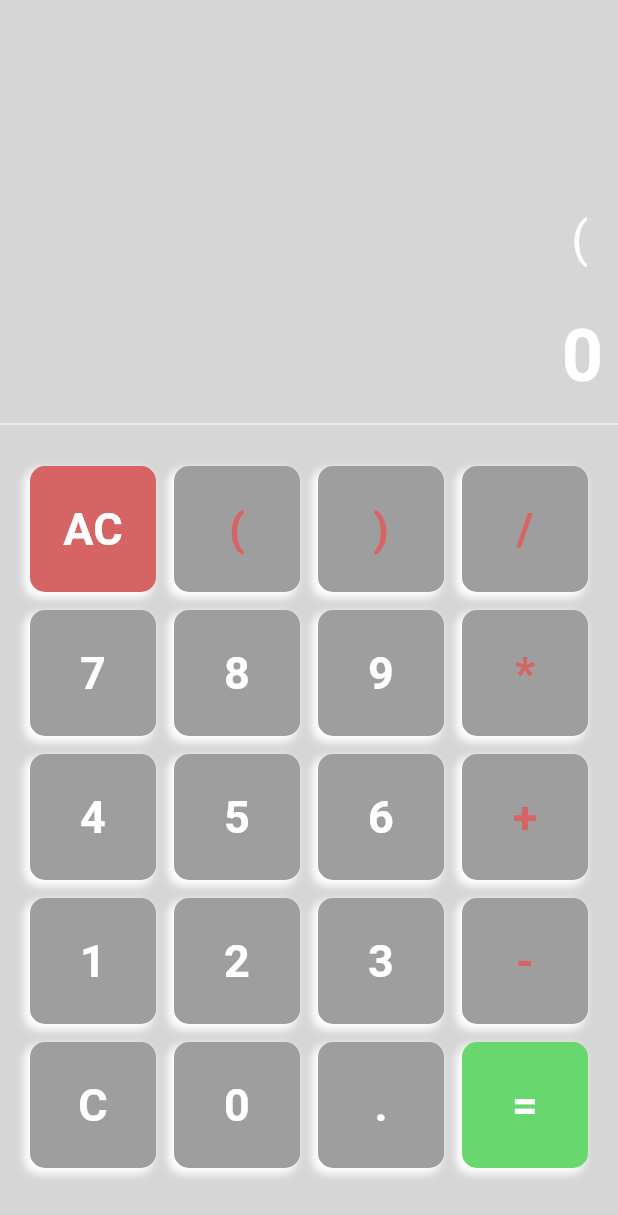
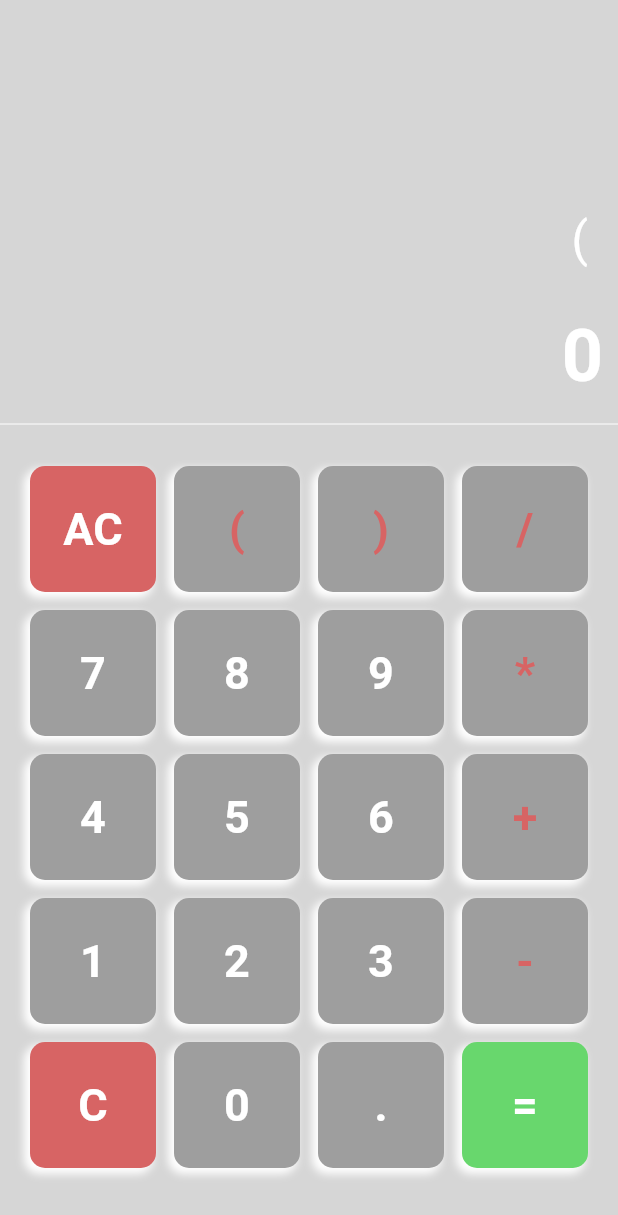
Before and after one commit to kairatkubat/flutter-calculator, a Flutter app: the screen it shows after launch, after a tap on an icon or button, on a phone screen of 412 x 824 dp. Shown: the top 1215 px of the screen. Run offline on Flutter 3.47's test engine with Material 2 defaults, Android fonts, the phone set to English and light mode, and no system bars; our stand-ins replace math_expressions.

Commit message:
change bg color of button c

```diff
--- a/lib/Calculator.dart
+++ b/lib/Calculator.dart
@@ -125,9 +125,10 @@ getColor(String text){
   return Colors.white;
 }
 getBgColor(text){
-  if(text == "AC"){
+  if(text == "AC"|| text == "C"){
     return Color.fromARGB(255, 215, 100, 100);
   }
+
   if(text=="="){return Color.fromARGB(255, 104, 215, 109);}
   return Colors.grey;
 }
@@ -149,11 +150,19 @@ handleButtons(String text){
     Result = calculate();
     UserInput =Result;
 
-    if(Result.endsWith(".0")){
-      Result = Result.replaceAll(".0", "0");
+  if(Result.endsWith(".0")){
+      Result = Result.replaceAll(".0", "");
       return;
     }
+    if(UserInput.endsWith(".0")){
+      UserInput = UserInput.replaceAll(".0", "");
+      return;
+    }
+
+
   }
+
+
   UserInput = UserInput + text;
 
 }
```
